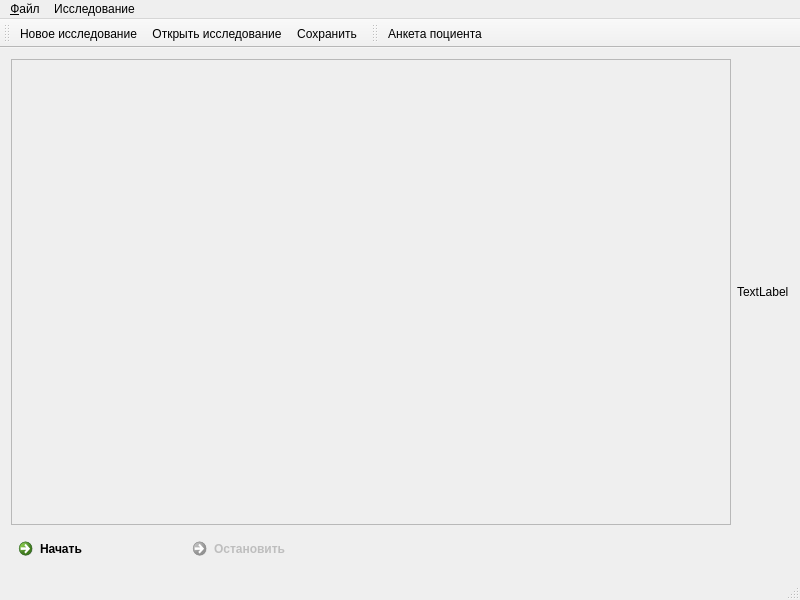
First picture: the form in tsview.ui, repository AmurSU/TSProject, before the edit.
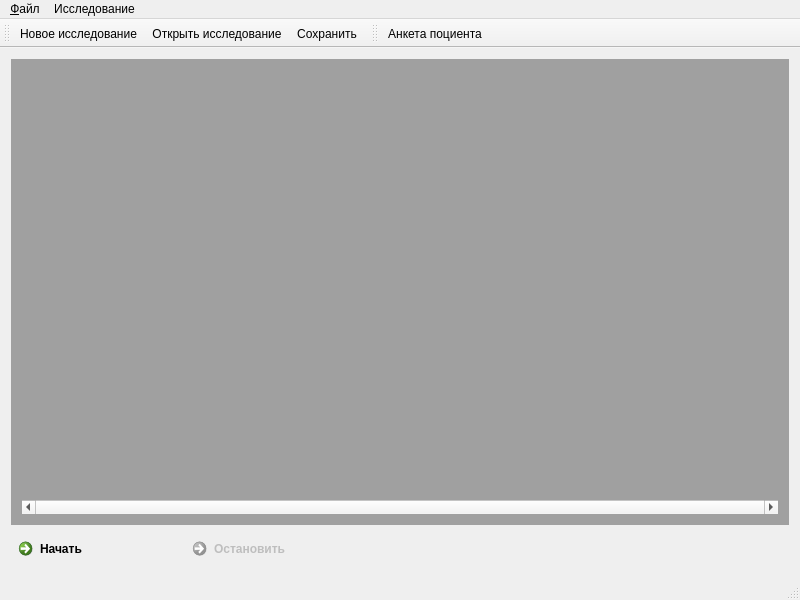
Second picture: the form after the edit. Icons and pictures are not drawn.

```diff
--- a/tsview.ui
+++ b/tsview.ui
@@ -23,43 +23,18 @@
    <enum>Qt::ToolButtonIconOnly</enum>
   </property>
   <widget class="QWidget" name="centralWidget">
-   <layout class="QVBoxLayout" name="verticalLayout">
+   <layout class="QVBoxLayout" name="verticalLayout" stretch="6,0">
     <item>
      <layout class="QHBoxLayout" name="mainArea">
       <item>
-       <widget class="QScrollArea" name="graphicsPlotArea">
-        <property name="autoFillBackground">
-         <bool>false</bool>
-        </property>
-        <property name="horizontalScrollBarPolicy">
-         <enum>Qt::ScrollBarAsNeeded</enum>
-        </property>
-        <property name="widgetResizable">
-         <bool>true</bool>
-        </property>
-        <widget class="QWidget" name="scrollAreaWidgetContents">
-         <property name="geometry">
-          <rect>
-           <x>0</x>
-           <y>0</y>
-           <width>726</width>
-           <height>458</height>
-          </rect>
+       <widget class="QWidget" name="gWidget" native="true">
+        <property name="styleSheet">
+         <string notr="true">QWidget#gWidget
+{
+	background-color: rgb(160, 160, 160);
+}</string>
          </property>
          <layout class="QVBoxLayout" name="verticalLayout_2">
-          <item>
-           <widget class="QLabel" name="label">
-            <property name="maximumSize">
-             <size>
-              <width>16777215</width>
-              <height>15</height>
-             </size>
-            </property>
-            <property name="text">
-             <string/>
-            </property>
-           </widget>
-          </item>
           <item>
            <widget class="QLabel" name="gVolume">
             <property name="text">
@@ -81,15 +56,17 @@
             </property>
            </widget>
           </item>
-         </layout>
-        </widget>
-       </widget>
-      </item>
-      <item>
-       <widget class="QLabel" name="label_2">
-        <property name="text">
-         <string>TextLabel</string>
-        </property>
+         <item>
+          <widget class="QScrollBar" name="horizontalScrollBar">
+           <property name="maximum">
+            <number>0</number>
+           </property>
+           <property name="orientation">
+            <enum>Qt::Horizontal</enum>
+           </property>
+          </widget>
+         </item>
+        </layout>
        </widget>
       </item>
      </layout>
```
Lines whose indentation alone changed are shown as unchanged.
